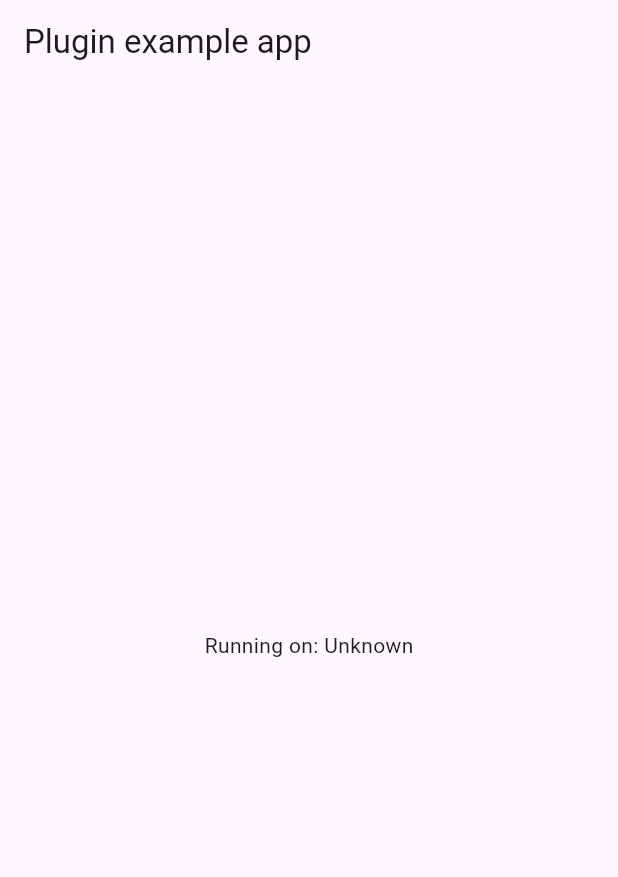
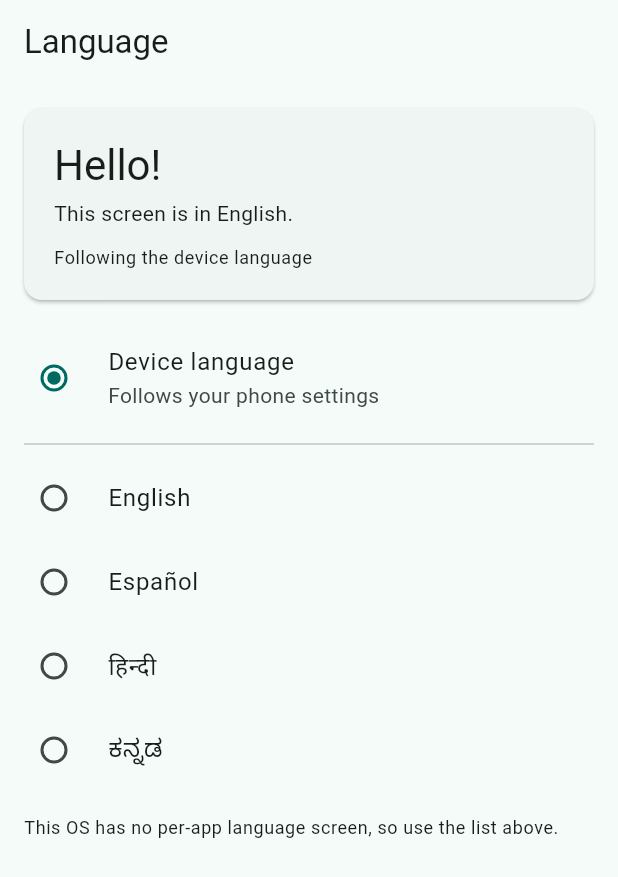
Before and after one commit to ManukumarSB/per_app_language, a Flutter app: the screen it shows after launch, on a phone screen of 412 x 824 dp. Shown: the top 877 px of the screen. Run offline on Flutter 3.47's test engine with Material 3 defaults, Android fonts, the phone set to English and light mode, and no system bars.

Commit message:
add localized example (en, es, hi, kn) with integration tests

````diff
--- /dev/null
+++ b/example/l10n.yaml
@@ -0,0 +1,4 @@
+arb-dir: lib/l10n
+template-arb-file: app_en.arb
+output-localization-file: app_localizations.dart
+nullable-getter: false
--- /dev/null
+++ b/example/lib/l10n/app_en.arb
@@ -0,0 +1,19 @@
+{
+  "@@locale": "en",
+  "title": "Language",
+  "hello": "Hello!",
+  "body": "This screen is in English.",
+  "system": "Device language",
+  "systemHint": "Follows your phone settings",
+  "openSettings": "Open system settings",
+  "noSettings": "This OS has no per-app language screen, so use the list above.",
+  "following": "Following the device language",
+  "chosen": "App language: {language}",
+  "@chosen": {
+    "placeholders": {
+      "language": {
+        "type": "String"
+      }
+    }
+  }
+}
--- /dev/null
+++ b/example/lib/l10n/app_es.arb
@@ -0,0 +1,12 @@
+{
+  "@@locale": "es",
+  "title": "Idioma",
+  "hello": "¡Hola!",
+  "body": "Esta pantalla está en español.",
+  "system": "Idioma del dispositivo",
+  "systemHint": "Sigue los ajustes de tu teléfono",
+  "openSettings": "Abrir ajustes del sistema",
+  "noSettings": "Este sistema no tiene ajustes de idioma por app; usa la lista de arriba.",
+  "following": "Usando el idioma del dispositivo",
+  "chosen": "Idioma de la app: {language}"
+}
--- /dev/null
+++ b/example/lib/l10n/app_hi.arb
@@ -0,0 +1,12 @@
+{
+  "@@locale": "hi",
+  "title": "भाषा",
+  "hello": "नमस्ते!",
+  "body": "यह स्क्रीन हिंदी में है।",
+  "system": "डिवाइस की भाषा",
+  "systemHint": "आपके फ़ोन की सेटिंग के अनुसार",
+  "openSettings": "सिस्टम सेटिंग खोलें",
+  "noSettings": "इस सिस्टम में ऐप की भाषा की सेटिंग नहीं है, ऊपर दी गई सूची का उपयोग करें।",
+  "following": "डिवाइस की भाषा का उपयोग हो रहा है",
+  "chosen": "ऐप की भाषा: {language}"
+}
--- /dev/null
+++ b/example/lib/l10n/app_kn.arb
@@ -0,0 +1,12 @@
+{
+  "@@locale": "kn",
+  "title": "ಭಾಷೆ",
+  "hello": "ನಮಸ್ಕಾರ!",
+  "body": "ಈ ಪರದೆ ಕನ್ನಡದಲ್ಲಿದೆ.",
+  "system": "ಸಾಧನದ ಭಾಷೆ",
+  "systemHint": "ನಿಮ್ಮ ಫೋನ್ ಸೆಟ್ಟಿಂಗ್‌ಗಳನ್ನು ಅನುಸರಿಸುತ್ತದೆ",
+  "openSettings": "ಸಿಸ್ಟಮ್ ಸೆಟ್ಟಿಂಗ್‌ಗಳನ್ನು ತೆರೆಯಿರಿ",
+  "noSettings": "ಈ ಸಿಸ್ಟಮ್‌ನಲ್ಲಿ ಆ್ಯಪ್ ಭಾಷೆಯ ಸೆಟ್ಟಿಂಗ್ ಇಲ್ಲ, ಮೇಲಿನ ಪಟ್ಟಿಯನ್ನು ಬಳಸಿ.",
+  "following": "ಸಾಧನದ ಭಾಷೆಯನ್ನು ಬಳಸಲಾಗುತ್ತಿದೆ",
+  "chosen": "ಆ್ಯಪ್ ಭಾಷೆ: {language}"
+}
--- /dev/null
+++ b/example/lib/l10n/app_localizations.dart
@@ -0,0 +1,196 @@
+import 'dart:async';
+
+import 'package:flutter/foundation.dart';
+import 'package:flutter/widgets.dart';
+import 'package:flutter_localizations/flutter_localizations.dart';
+import 'package:intl/intl.dart' as intl;
+
+import 'app_localizations_en.dart';
+import 'app_localizations_es.dart';
+import 'app_localizations_hi.dart';
+import 'app_localizations_kn.dart';
+
+// ignore_for_file: type=lint
+
+/// Callers can lookup localized strings with an instance of AppLocalizations
+/// returned by `AppLocalizations.of(context)`.
+///
+/// Applications need to include `AppLocalizations.delegate()` in their app's
+/// `localizationDelegates` list, and the locales they support in the app's
+/// `supportedLocales` list. For example:
+///
+/// ```dart
+/// import 'l10n/app_localizations.dart';
+///
+/// return MaterialApp(
+///   localizationsDelegates: AppLocalizations.localizationsDelegates,
+///   supportedLocales: AppLocalizations.supportedLocales,
+///   home: MyApplicationHome(),
+/// );
+/// ```
+///
+/// ## Update pubspec.yaml
+///
+/// Please make sure to update your pubspec.yaml to include the following
+/// packages:
+///
+/// ```yaml
+/// dependencies:
+///   # Internationalization support.
+///   flutter_localizations:
+///     sdk: flutter
+///   intl: any # Use the pinned version from flutter_localizations
+///
+///   # Rest of dependencies
+/// ```
+///
+/// ## iOS Applications
+///
+/// iOS applications define key application metadata, including supported
+/// locales, in an Info.plist file that is built into the application bundle.
+/// To configure the locales supported by your app, you’ll need to edit this
+/// file.
+///
+/// First, open your project’s ios/Runner.xcworkspace Xcode workspace file.
+/// Then, in the Project Navigator, open the Info.plist file under the Runner
+/// project’s Runner folder.
+///
+/// Next, select the Information Property List item, select Add Item from the
+/// Editor menu, then select Localizations from the pop-up menu.
+///
+/// Select and expand the newly-created Localizations item then, for each
+/// locale your application supports, add a new item and select the locale
+/// you wish to add from the pop-up menu in the Value field. This list should
+/// be consistent with the languages listed in the AppLocalizations.supportedLocales
+/// property.
+abstract class AppLocalizations {
+  AppLocalizations(String locale)
+    : localeName = intl.Intl.canonicalizedLocale(locale.toString());
+
+  final String localeName;
+
+  static AppLocalizations of(BuildContext context) {
+    return Localizations.of<AppLocalizations>(context, AppLocalizations)!;
+  }
+
+  static const LocalizationsDelegate<AppLocalizations> delegate =
+      _AppLocalizationsDelegate();
+
+  /// A list of this localizations delegate along with the default localizations
+  /// delegates.
+  ///
+  /// Returns a list of localizations delegates containing this delegate along with
+  /// GlobalMaterialLocalizations.delegate, GlobalCupertinoLocalizations.delegate,
+  /// and GlobalWidgetsLocalizations.delegate.
+  ///
+  /// Additional delegates can be added by appending to this list in
+  /// MaterialApp. This list does not have to be used at all if a custom list
+  /// of delegates is preferred or required.
+  static const List<LocalizationsDelegate<dynamic>> localizationsDelegates =
+      <LocalizationsDelegate<dynamic>>[
+        delegate,
+        GlobalMaterialLocalizations.delegate,
+        GlobalCupertinoLocalizations.delegate,
+        GlobalWidgetsLocalizations.delegate,
+      ];
+
+  /// A list of this localizations delegate's supported locales.
+  static const List<Locale> supportedLocales = <Locale>[
+    Locale('en'),
+    Locale('es'),
+    Locale('hi'),
+    Locale('kn'),
+  ];
+
+  /// No description provided for @title.
+  ///
+  /// In en, this message translates to:
+  /// **'Language'**
+  String get title;
+
+  /// No description provided for @hello.
+  ///
+  /// In en, this message translates to:
+  /// **'Hello!'**
+  String get hello;
+
+  /// No description provided for @body.
+  ///
+  /// In en, this message translates to:
+  /// **'This screen is in English.'**
+  String get body;
+
+  /// No description provided for @system.
+  ///
+  /// In en, this message translates to:
+  /// **'Device language'**
+  String get system;
+
+  /// No description provided for @systemHint.
+  ///
+  /// In en, this message translates to:
+  /// **'Follows your phone settings'**
+  String get systemHint;
+
+  /// No description provided for @openSettings.
+  ///
+  /// In en, this message translates to:
+  /// **'Open system settings'**
+  String get openSettings;
+
+  /// No description provided for @noSettings.
+  ///
+  /// In en, this message translates to:
+  /// **'This OS has no per-app language screen, so use the list above.'**
+  String get noSettings;
+
+  /// No description provided for @following.
+  ///
+  /// In en, this message translates to:
+  /// **'Following the device language'**
+  String get following;
+
+  /// No description provided for @chosen.
+  ///
+  /// In en, this message translates to:
+  /// **'App language: {language}'**
+  String chosen(String language);
+}
+
+class _AppLocalizationsDelegate
+    extends LocalizationsDelegate<AppLocalizations> {
+  const _AppLocalizationsDelegate();
+
+  @override
+  Future<AppLocalizations> load(Locale locale) {
+    return SynchronousFuture<AppLocalizations>(lookupAppLocalizations(locale));
+  }
+
+  @override
+  bool isSupported(Locale locale) =>
+      <String>['en', 'es', 'hi', 'kn'].contains(locale.languageCode);
+
+  @override
+  bool shouldReload(_AppLocalizationsDelegate old) => false;
+}
+
+AppLocalizations lookupAppLocalizations(Locale locale) {
+  // Lookup logic when only language code is specified.
+  switch (locale.languageCode) {
+    case 'en':
+      return AppLocalizationsEn();
+    case 'es':
+      return AppLocalizationsEs();
+    case 'hi':
+      return AppLocalizationsHi();
+    case 'kn':
+      return AppLocalizationsKn();
+  }
+
+  throw FlutterError(
+    'AppLocalizations.delegate failed to load unsupported locale "$locale". This is likely '
+    'an issue with the localizations generation tool. Please file an issue '
+    'on GitHub with a reproducible sample app and the gen-l10n configuration '
+    'that was used.',
+  );
+}
--- /dev/null
+++ b/example/lib/l10n/app_localizations_en.dart
@@ -0,0 +1,40 @@
+// ignore: unused_import
+import 'package:intl/intl.dart' as intl;
+import 'app_localizations.dart';
+
+// ignore_for_file: type=lint
+
+/// The translations for English (`en`).
+class AppLocalizationsEn extends AppLocalizations {
+  AppLocalizationsEn([String locale = 'en']) : super(locale);
+
+  @override
+  String get title => 'Language';
+
+  @override
+  String get hello => 'Hello!';
+
+  @override
+  String get body => 'This screen is in English.';
+
+  @override
+  String get system => 'Device language';
+
+  @override
+  String get systemHint => 'Follows your phone settings';
+
+  @override
+  String get openSettings => 'Open system settings';
+
+  @override
+  String get noSettings =>
+      'This OS has no per-app language screen, so use the list above.';
+
+  @override
+  String get following => 'Following the device language';
+
+  @override
+  String chosen(String language) {
+    return 'App language: $language';
+  }
+}
--- a/example/lib/main.dart
+++ b/example/lib/main.dart
@@ -1,63 +1,132 @@
+// Flutter 3.47 moved Material to package:material_ui, but that package needs
+// Flutter >=3.47 and we still support 3.32. Switch once the floor gets there.
+// ignore_for_file: deprecated_member_use
+
 import 'package:flutter/material.dart';
-import 'dart:async';
-
-import 'package:flutter/services.dart';
 import 'package:per_app_language/per_app_language.dart';
 
-void main() {
-  runApp(const MyApp());
+import 'l10n/app_localizations.dart';
+
+Future<void> main() async {
+  WidgetsFlutterBinding.ensureInitialized();
+  // Read the saved language before the first frame, so the app doesn't
+  // start in the device language and then flip.
+  await AppLanguage.init();
+  runApp(const ExampleApp());
 }
 
-class MyApp extends StatefulWidget {
-  const MyApp({super.key});
-
-  @override
-  State<MyApp> createState() => _MyAppState();
-}
-
-class _MyAppState extends State<MyApp> {
-  String _platformVersion = 'Unknown';
-  final _perAppLanguagePlugin = PerAppLanguage();
-
-  @override
-  void initState() {
-    super.initState();
-    initPlatformState();
-  }
-
-  // Platform messages are asynchronous, so we initialize in an async method.
-  Future<void> initPlatformState() async {
-    String platformVersion;
-    // Platform messages may fail, so we use a try/catch PlatformException.
-    // We also handle the message potentially returning null.
-    try {
-      platformVersion =
-          await _perAppLanguagePlugin.getPlatformVersion() ?? 'Unknown platform version';
-    } on PlatformException {
-      platformVersion = 'Failed to get platform version.';
-    }
-
-    // If the widget was removed from the tree while the asynchronous platform
-    // message was in flight, we want to discard the reply rather than calling
-    // setState to update our non-existent appearance.
-    if (!mounted) return;
-
-    setState(() {
-      _platformVersion = platformVersion;
-    });
-  }
+class ExampleApp extends StatelessWidget {
+  const ExampleApp({super.key});
 
   @override
   Widget build(BuildContext context) {
-    return MaterialApp(
-      home: Scaffold(
-        appBar: AppBar(
-          title: const Text('Plugin example app'),
+    return AppLanguageBuilder(
+      builder: (context, locale) => MaterialApp(
+        locale: locale,
+        supportedLocales: AppLocalizations.supportedLocales,
+        localizationsDelegates: AppLocalizations.localizationsDelegates,
+        onGenerateTitle: (context) => AppLocalizations.of(context).title,
+        theme: ThemeData(colorSchemeSeed: Colors.teal),
+        darkTheme: ThemeData(
+          colorSchemeSeed: Colors.teal,
+          brightness: Brightness.dark,
         ),
-        body: Center(
-          child: Text('Running on: $_platformVersion\n'),
-        ),
+        home: const LanguagePage(),
       ),
     );
   }
 }
+
+/// Each language in its own script, so people can find theirs.
+const _languages = {
+  'en': 'English',
+  'es': 'Español',
+  'hi': 'हिन्दी',
+  'kn': 'ಕನ್ನಡ',
+};
+
+class LanguagePage extends StatefulWidget {
+  const LanguagePage({super.key});
+
+  @override
+  State<LanguagePage> createState() => _LanguagePageState();
+}
+
+class _LanguagePageState extends State<LanguagePage> {
+  late final Future<bool> _hasSystemSettings = AppLanguage.hasSystemSettings();
+
+  @override
+  Widget build(BuildContext context) {
+    final l10n = AppLocalizations.of(context);
+    final theme = Theme.of(context);
+    final selected = AppLanguage.selected?.languageCode;
+
+    return Scaffold(
+      appBar: AppBar(title: Text(l10n.title)),
+      body: ListView(
+        padding: const EdgeInsets.only(bottom: 32),
+        children: [
+          Card(
+            margin: const EdgeInsets.all(16),
+            child: Padding(
+              padding: const EdgeInsets.all(20),
+              child: Column(
+                crossAxisAlignment: CrossAxisAlignment.start,
+                children: [
+                  Text(l10n.hello, style: theme.textTheme.headlineMedium),
+                  const SizedBox(height: 4),
+                  Text(l10n.body),
+                  const SizedBox(height: 12),
+                  Text(
+                    selected == null
+                        ? l10n.following
+                        : l10n.chosen(_languages[selected] ?? selected),
+                    style: theme.textTheme.bodySmall,
+                  ),
+                ],
+              ),
+            ),
+          ),
+          RadioListTile<String?>(
+            value: null,
+            groupValue: selected,
+            title: Text(l10n.system),
+            subtitle: Text(l10n.systemHint),
+            onChanged: (_) => AppLanguage.set(null),
+          ),
+          const Divider(indent: 16, endIndent: 16),
+          for (final entry in _languages.entries)
+            RadioListTile<String?>(
+              value: entry.key,
+              groupValue: selected,
+              title: Text(entry.value),
+              onChanged: (code) => AppLanguage.set(Locale(code!)),
+            ),
+          const SizedBox(height: 16),
+          FutureBuilder<bool>(
+            future: _hasSystemSettings,
+            builder: (context, snapshot) {
+              if (snapshot.data != true) {
+                return Padding(
+                  padding: const EdgeInsets.symmetric(horizontal: 16),
+                  child: Text(
+                    l10n.noSettings,
+                    style: theme.textTheme.bodySmall,
+                  ),
+                );
+              }
+              return Padding(
+                padding: const EdgeInsets.symmetric(horizontal: 16),
+                child: OutlinedButton.icon(
+                  onPressed: AppLanguage.openSystemSettings,
+                  icon: const Icon(Icons.settings_outlined),
+                  label: Text(l10n.openSettings),
+                ),
+              );
+            },
+          ),
+        ],
+      ),
+    );
+  }
+}
````
Also changed, not shown: example/lib/l10n/app_localizations_es.dart (added, +40 -0 lines), example/lib/l10n/app_localizations_hi.dart (added, +40 -0 lines), example/lib/l10n/app_localizations_kn.dart (added, +40 -0 lines), example/pubspec.yaml (+7 -66 lines), 10 other files.
